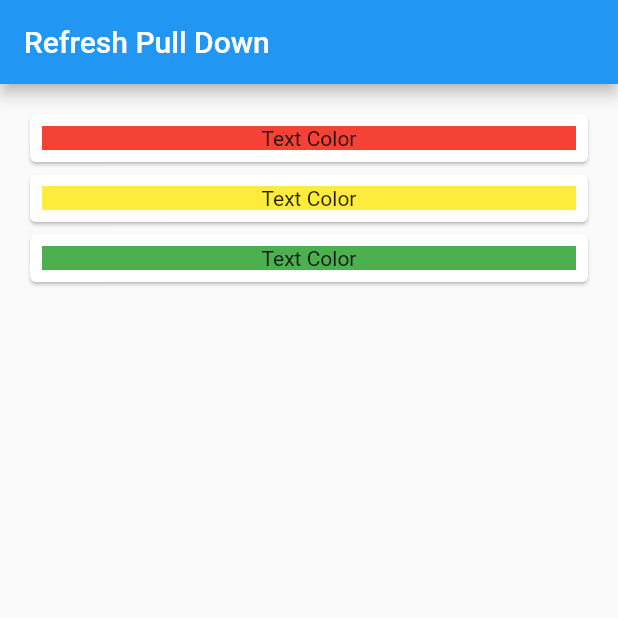
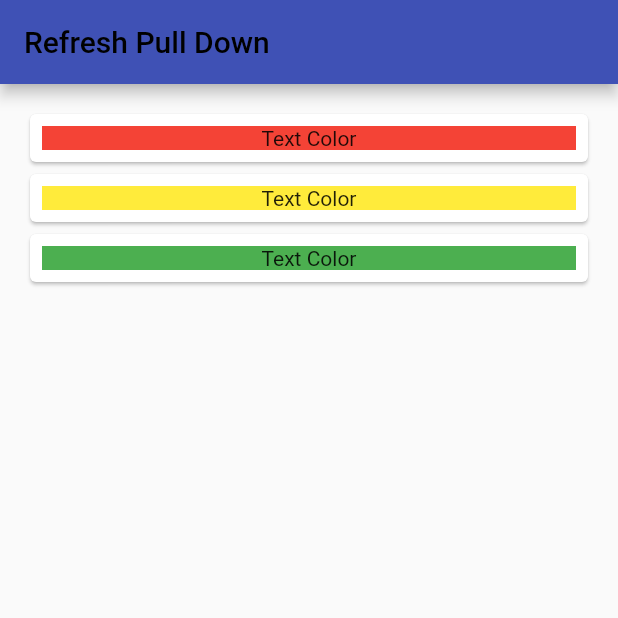
Before and after one commit to dzakaeryan20/FlutterRefresh, a Flutter app: the screen it shows after launch, on a phone screen of 412 x 824 dp, the top half of it. Run offline on Flutter 3.47's test engine with Material 2 defaults, Android fonts, the phone set to English and light mode, and no system bars.

Commit message:
change coolor text

```diff
--- a/lib/main.dart
+++ b/lib/main.dart
@@ -34,7 +34,8 @@ class _HomePageState extends State<HomePage> {
     var platform = Theme.of(context).platform;
     return Scaffold(
       appBar: AppBar(
-        title: Text('Refresh Pull Down'),
+        backgroundColor: Colors.indigo,
+        title:  Text('Refresh Pull Down', style: TextStyle(color: Colors.black),),
       ),
       body: platform == TargetPlatform.android ?  _buildWidgetListDataAndroid() : _buildWidgetListDataIOS()
     );
```
